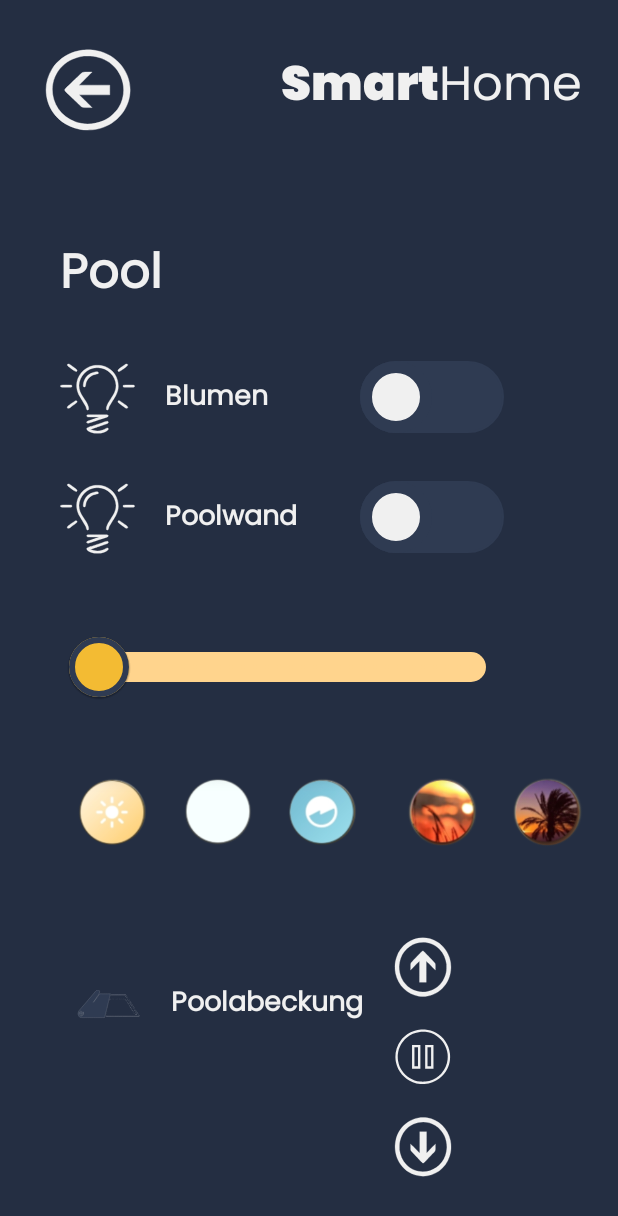
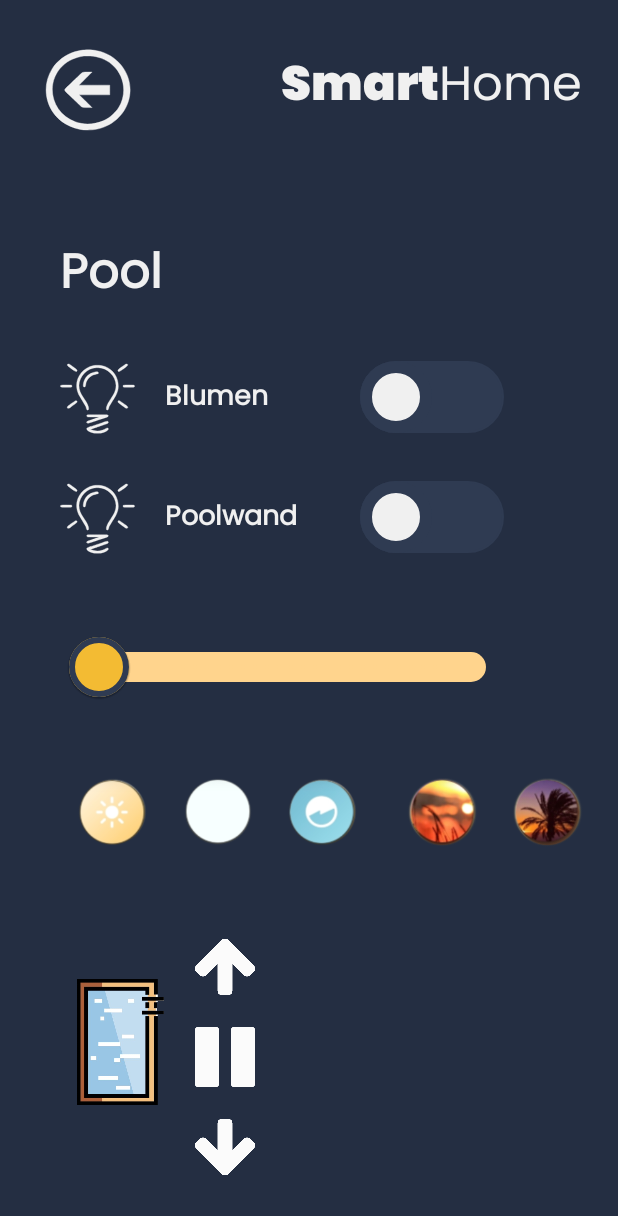
Before and after one commit to hoyer77/SmartHome2, an Android app: the fragment Pool placed in its activity, on a phone screen of 412 x 824 dp. Shown: the top 1216 px of the screen. Run offline under Robolectric (Android 15) with nearby library versions, the phone set to English and light mode, and no system bars; our stand-ins replace Volley; network calls fail; 4 statements that could not run were skipped.

```diff
--- a/app/src/main/res/layout-land/fragment_pool.xml
+++ b/app/src/main/res/layout-land/fragment_pool.xml
@@ -246,57 +246,47 @@
                 android:layout_marginTop="60dp"
                 android:layout_gravity="right"
                 >
+
                 <ImageView
-                    android:layout_width="wrap_content"
-                    android:layout_height="50dp"
+                    android:layout_width="60dp"
+                    android:layout_height="100dp"
                     android:layout_marginTop="20dp"
-                    android:src="@drawable/ic_abdeckung"
-                    />
-                <TextView
-                    android:layout_width="wrap_content"
-                    android:layout_height="wrap_content"
-                    android:fontFamily="@font/poppins"
-                    android:text="Poolabeckung"
-                    android:layout_marginStart="20dp"
-                    android:layout_marginTop="30dp"
-                    android:textColor="@color/welcome_textcolor"
-                    android:textSize="18sp"
-                    android:textStyle="bold"
-                    />
+                    android:src="@drawable/pool_abeckung" />
+
                 <LinearLayout
                     android:layout_width="wrap_content"
                     android:layout_height="wrap_content"
                     android:orientation="vertical"
                     >
+
                     <ImageButton
                         android:id="@+id/pool_up"
                         android:layout_width="40dp"
                         android:layout_height="40dp"
-                        android:tag="up"
                         android:layout_marginLeft="20dp"
                         android:layout_marginRight="30dp"
-                        android:background="@drawable/ic_up"
-                        />
+                        android:background="@drawable/pfeil_up"
+                        android:tag="up" />
+
                     <ImageButton
                         android:id="@+id/pool_stop"
                         android:layout_width="40dp"
                         android:layout_height="40dp"
-                        android:tag="stop"
                         android:layout_marginLeft="20dp"
+                        android:layout_marginTop="20dp"
                         android:layout_marginRight="10dp"
-                        android:layout_marginTop="20dp"
-                        android:background="@drawable/ic_pause"
-                        />
+                        android:background="@drawable/pause"
+                        android:tag="stop" />
+
                     <ImageButton
                         android:id="@+id/pool_down"
                         android:layout_width="40dp"
                         android:layout_height="40dp"
-                        android:tag="down"
                         android:layout_marginLeft="20dp"
+                        android:layout_marginTop="20dp"
                         android:layout_marginRight="10dp"
-                        android:layout_marginTop="20dp"
-                        android:background="@drawable/ic_down"
-                        />
+                        android:background="@drawable/pfeil_down"
+                        android:tag="down" />
 
                 </LinearLayout>
             </LinearLayout>
--- a/app/src/main/res/layout/fragment_pool.xml
+++ b/app/src/main/res/layout/fragment_pool.xml
@@ -247,22 +247,12 @@
                 android:layout_gravity="left"
                 >
                 <ImageView
-                    android:layout_width="wrap_content"
-                    android:layout_height="50dp"
+                    android:layout_width="60dp"
+                    android:layout_height="100dp"
                     android:layout_marginTop="20dp"
-                    android:src="@drawable/ic_abdeckung"
+                    android:src="@drawable/pool_abeckung"
                     />
-                <TextView
-                    android:layout_width="wrap_content"
-                    android:layout_height="wrap_content"
-                    android:fontFamily="@font/poppins"
-                    android:text="Poolabeckung"
-                    android:layout_marginStart="20dp"
-                    android:layout_marginTop="30dp"
-                    android:textColor="@color/welcome_textcolor"
-                    android:textSize="18sp"
-                    android:textStyle="bold"
-                    />
+
                 <LinearLayout
                     android:layout_width="wrap_content"
                     android:layout_height="wrap_content"
@@ -275,7 +265,7 @@
                         android:tag="up"
                         android:layout_marginLeft="20dp"
                         android:layout_marginRight="30dp"
-                        android:background="@drawable/ic_up"
+                        android:background="@drawable/pfeil_up"
                         />
                     <ImageButton
                         android:id="@+id/pool_stop"
@@ -285,7 +275,7 @@
                         android:layout_marginLeft="20dp"
                         android:layout_marginRight="10dp"
                         android:layout_marginTop="20dp"
-                        android:background="@drawable/ic_pause"
+                        android:background="@drawable/pause"
                         />
                     <ImageButton
                         android:id="@+id/pool_down"
@@ -295,7 +285,7 @@
                         android:layout_marginLeft="20dp"
                         android:layout_marginRight="10dp"
                         android:layout_marginTop="20dp"
-                        android:background="@drawable/ic_down"
+                        android:background="@drawable/pfeil_down"
                         />
 
                 </LinearLayout>
```
Also changed, not shown: app/src/main/res/drawable/pool_abeckung.png (added).
